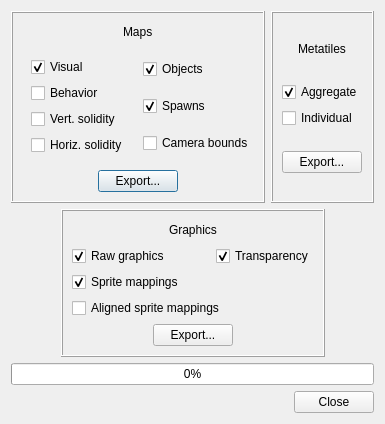
The window that libtales-qt/graphicsexportdialog.ui (suppertails66/tales) describes before a commit, drawn with Qt 5.
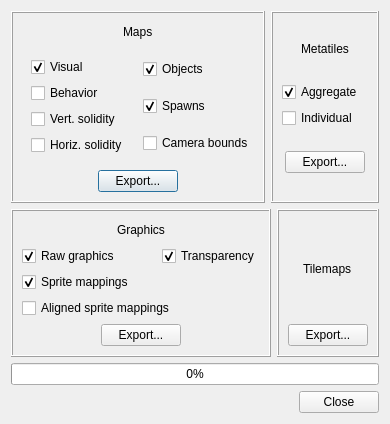
The same window after the commit.

Commit message: Implement tilemap exporting for resource exporter

What changed in the file:
```diff
--- a/libtales-qt/graphicsexportdialog.ui
+++ b/libtales-qt/graphicsexportdialog.ui
@@ -6,17 +6,17 @@
    <rect>
     <x>0</x>
     <y>0</y>
-    <width>372</width>
-    <height>382</height>
+    <width>374</width>
+    <height>380</height>
    </rect>
   </property>
   <property name="windowTitle">
    <string>Export Resources</string>
   </property>
-  <layout class="QVBoxLayout" name="verticalLayout_7">
+  <layout class="QVBoxLayout" name="verticalLayout_8">
    <item>
-    <layout class="QHBoxLayout" name="horizontalLayout_11">
-     <item>
+    <layout class="QGridLayout" name="gridLayout">
+     <item row="0" column="0">
       <widget class="QFrame" name="frame">
        <property name="frameShape">
         <enum>QFrame::Box</enum>
@@ -180,7 +180,7 @@
        </layout>
       </widget>
      </item>
-     <item>
+     <item row="0" column="1" colspan="2">
       <widget class="QFrame" name="frame_2">
        <property name="frameShape">
         <enum>QFrame::Box</enum>
@@ -293,24 +293,7 @@
        </layout>
       </widget>
      </item>
-    </layout>
-   </item>
-   <item>
-    <layout class="QHBoxLayout" name="horizontalLayout_9">
-     <item>
-      <spacer name="horizontalSpacer_12">
-       <property name="orientation">
-        <enum>Qt::Horizontal</enum>
-       </property>
-       <property name="sizeHint" stdset="0">
-        <size>
-         <width>40</width>
-         <height>20</height>
-        </size>
-       </property>
-      </spacer>
-     </item>
-     <item>
+     <item row="1" column="0" colspan="2">
       <widget class="QFrame" name="frame_2">
        <property name="frameShape">
         <enum>QFrame::Box</enum>
@@ -469,18 +452,91 @@
        </layout>
       </widget>
      </item>
-     <item>
-      <spacer name="horizontalSpacer_13">
-       <property name="orientation">
-        <enum>Qt::Horizontal</enum>
+     <item row="1" column="2">
+      <widget class="QFrame" name="frame_3">
+       <property name="frameShape">
+        <enum>QFrame::Box</enum>
        </property>
-       <property name="sizeHint" stdset="0">
-        <size>
-         <width>40</width>
-         <height>20</height>
-        </size>
+       <property name="frameShadow">
+        <enum>QFrame::Raised</enum>
        </property>
-      </spacer>
+       <layout class="QVBoxLayout" name="verticalLayout_7">
+        <item>
+         <layout class="QHBoxLayout" name="horizontalLayout_12">
+          <item>
+           <spacer name="horizontalSpacer_16">
+            <property name="orientation">
+             <enum>Qt::Horizontal</enum>
+            </property>
+            <property name="sizeHint" stdset="0">
+             <size>
+              <width>40</width>
+              <height>20</height>
+             </size>
+            </property>
+           </spacer>
+          </item>
+          <item>
+           <widget class="QLabel" name="label_4">
+            <property name="text">
+             <string>Tilemaps</string>
+            </property>
+           </widget>
+          </item>
+          <item>
+           <spacer name="horizontalSpacer_17">
+            <property name="orientation">
+             <enum>Qt::Horizontal</enum>
+            </property>
+            <property name="sizeHint" stdset="0">
+             <size>
+              <width>40</width>
+              <height>20</height>
+             </size>
+            </property>
+           </spacer>
+          </item>
+         </layout>
+        </item>
+        <item>
+         <layout class="QHBoxLayout" name="horizontalLayout_13">
+          <item>
+           <spacer name="horizontalSpacer_18">
+            <property name="orientation">
+             <enum>Qt::Horizontal</enum>
+            </property>
+            <property name="sizeHint" stdset="0">
+             <size>
+              <width>40</width>
+              <height>20</height>
+             </size>
+            </property>
+           </spacer>
+          </item>
+          <item>
+           <widget class="QPushButton" name="tilemapExportButton">
+            <property name="text">
+             <string>Export...</string>
+            </property>
+           </widget>
+          </item>
+          <item>
+           <spacer name="horizontalSpacer_19">
+            <property name="orientation">
+             <enum>Qt::Horizontal</enum>
+            </property>
+            <property name="sizeHint" stdset="0">
+             <size>
+              <width>40</width>
+              <height>20</height>
+             </size>
+            </property>
+           </spacer>
+          </item>
+         </layout>
+        </item>
+       </layout>
+      </widget>
      </item>
     </layout>
    </item>
```
The commit also changes 4 other files.
